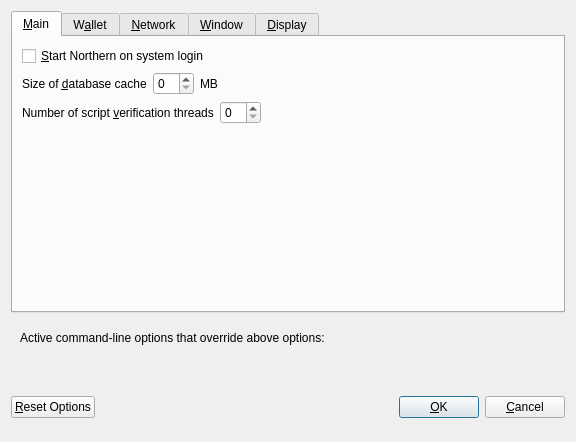
Old version of the form src/qt/forms/optionsdialog.ui in the repository tecaxcrypto/Northern.
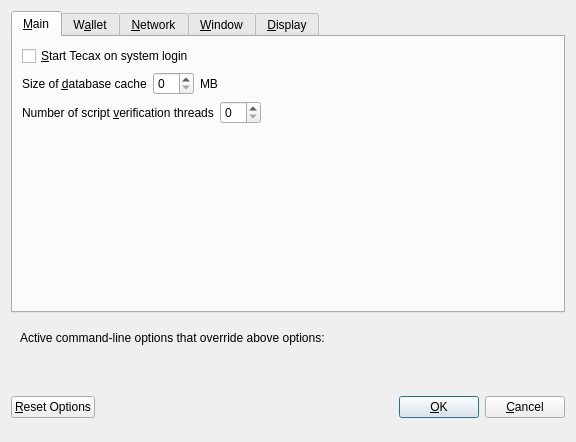
New version of the form. Custom widgets are drawn as their Qt base class.

Patch:
```diff
--- a/src/qt/forms/optionsdialog.ui
+++ b/src/qt/forms/optionsdialog.ui
@@ -33,7 +33,7 @@
           <string>Automatically start Northern after logging in to the system.</string>
          </property>
          <property name="text">
-          <string>&amp;Start Northern on system login</string>
+          <string>&amp;Start Tecax on system login</string>
          </property>
         </widget>
        </item>
```
Left out of the diff: 8 changed lines with no effect on the pictures.
